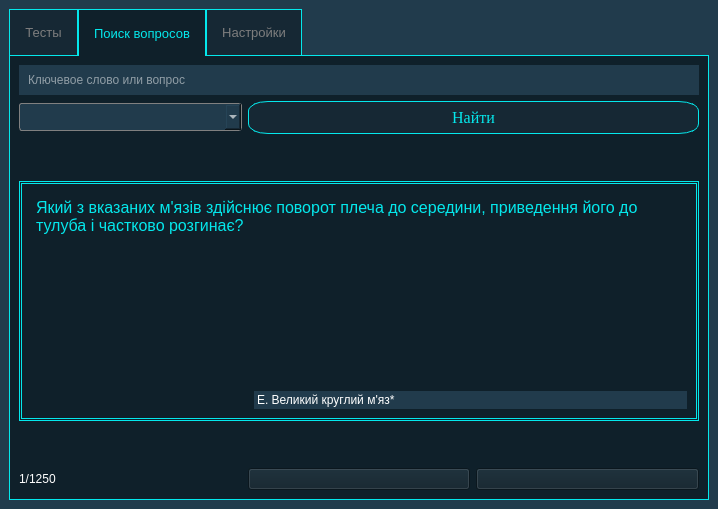
Old version of the form mainwindow.ui in the repository Yarosurafu/ExamHelper.
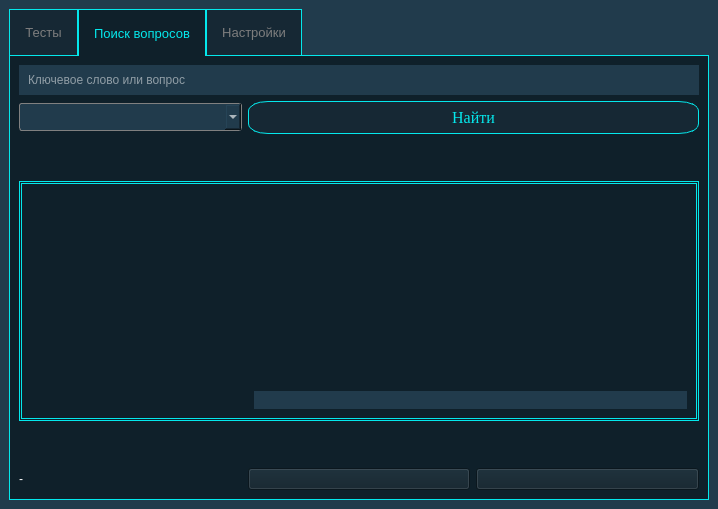
New version of the form. Icons and pictures are not drawn.

```diff
--- a/mainwindow.ui
+++ b/mainwindow.ui
@@ -147,7 +147,7 @@
 }</string>
              </property>
              <property name="text">
-              <string>E. Великий круглий м'яз*</string>
+              <string/>
              </property>
             </widget>
            </item>
@@ -169,7 +169,7 @@
 &lt;html&gt;&lt;head&gt;&lt;meta name=&quot;qrichtext&quot; content=&quot;1&quot; /&gt;&lt;style type=&quot;text/css&quot;&gt;
 p, li { white-space: pre-wrap; }
 &lt;/style&gt;&lt;/head&gt;&lt;body style=&quot; font-family:'Times New Roman'; font-size:12pt; font-weight:400; font-style:normal;&quot;&gt;
-&lt;p style=&quot; margin-top:0px; margin-bottom:0px; margin-left:0px; margin-right:0px; -qt-block-indent:0; text-indent:0px;&quot;&gt;&lt;span style=&quot; font-family:'MS Shell Dlg 2'; color:#04e8ec;&quot;&gt;Який з вказаних м'язів здійснює поворот плеча до середини, приведення його до тулуба і частково розгинає?&lt;/span&gt;&lt;/p&gt;&lt;/body&gt;&lt;/html&gt;</string>
+&lt;p style=&quot;-qt-paragraph-type:empty; margin-top:0px; margin-bottom:0px; margin-left:0px; margin-right:0px; -qt-block-indent:0; text-indent:0px;&quot;&gt;&lt;br /&gt;&lt;/p&gt;&lt;/body&gt;&lt;/html&gt;</string>
              </property>
             </widget>
            </item>
@@ -344,7 +344,7 @@
 }</string>
           </property>
           <property name="text">
-           <string>1/1250</string>
+           <string>-</string>
           </property>
          </widget>
         </item>
```
